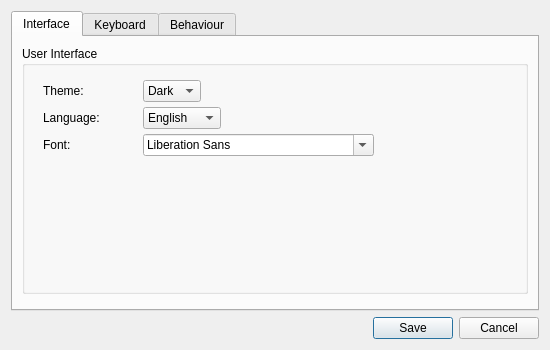
The window that src/preferences.ui (ooflet/Mi-Create) describes before a commit, drawn with Qt 5.
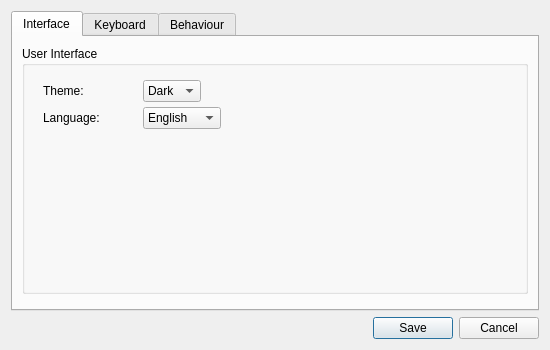
The same window after the commit. Icons and pictures are not drawn.

What changed in the file:
```diff
--- a/src/preferences.ui
+++ b/src/preferences.ui
@@ -161,16 +161,6 @@
                </item>
               </widget>
              </item>
-             <item>
-              <widget class="QFontComboBox" name="fontComboBox">
-               <property name="sizePolicy">
-                <sizepolicy hsizetype="Maximum" vsizetype="Fixed">
-                 <horstretch>0</horstretch>
-                 <verstretch>0</verstretch>
-                </sizepolicy>
-               </property>
-              </widget>
-             </item>
              <item>
               <spacer name="verticalSpacer">
                <property name="orientation">
@@ -249,25 +239,6 @@
                </property>
               </widget>
              </item>
-             <item>
-              <widget class="QLabel" name="label">
-               <property name="sizePolicy">
-                <sizepolicy hsizetype="Preferred" vsizetype="Minimum">
-                 <horstretch>0</horstretch>
-                 <verstretch>0</verstretch>
-                </sizepolicy>
-               </property>
-               <property name="minimumSize">
-                <size>
-                 <width>0</width>
-                 <height>22</height>
-                </size>
-               </property>
-               <property name="text">
-                <string>Font:</string>
-               </property>
-              </widget>
-             </item>
              <item>
               <spacer name="verticalSpacer_4">
                <property name="orientation">
```
